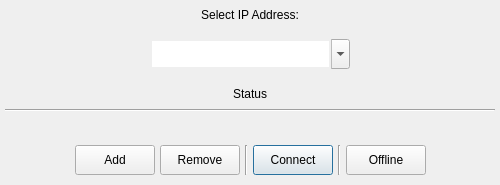
Before: the Qt Designer form Applications/relax2/ui/connDialog.ui in aberg-vrvis/ocra, drawn with Qt 5.
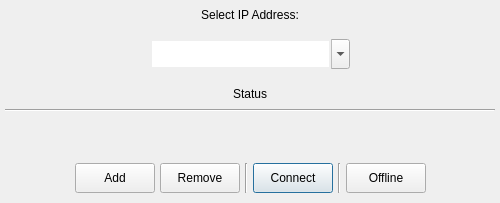
After: the same form once the commit is applied.

Patch:
```diff
--- a/Applications/relax2/ui/connDialog.ui
+++ b/Applications/relax2/ui/connDialog.ui
@@ -2,6 +2,14 @@
 <ui version="4.0">
  <class>connection_widget</class>
  <widget class="QDialog" name="connection_widget">
+  <property name="geometry">
+   <rect>
+    <x>0</x>
+    <y>0</y>
+    <width>500</width>
+    <height>203</height>
+   </rect>
+  </property>
   <property name="sizePolicy">
    <sizepolicy hsizetype="Preferred" vsizetype="MinimumExpanding">
     <horstretch>0</horstretch>
```
Left out of the diff: 20 changed lines with no effect on the pictures.
